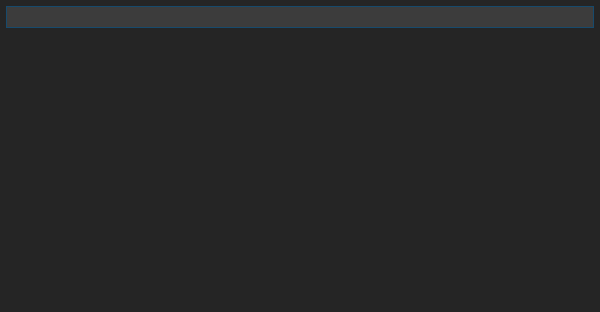
This is cmd.ui in Mistyazur/ExCapsLock as Qt 5 draws it before an edit. The edited form follows.
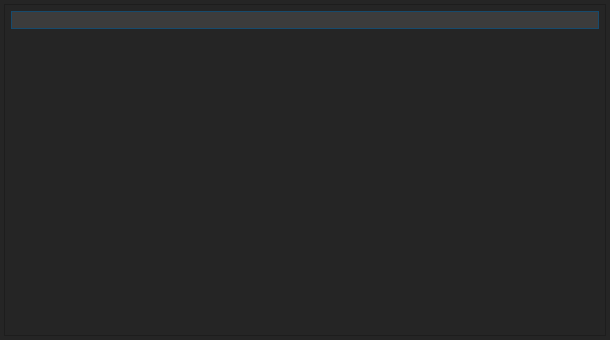
This is the edited form.

The edit to the form file:
```diff
--- a/cmd.ui
+++ b/cmd.ui
@@ -6,8 +6,8 @@
    <rect>
     <x>0</x>
     <y>0</y>
-    <width>600</width>
-    <height>312</height>
+    <width>610</width>
+    <height>340</height>
    </rect>
   </property>
   <property name="sizePolicy">
@@ -31,7 +31,8 @@
    <string>Cmd</string>
   </property>
   <property name="styleSheet">
-   <string notr="true">QWidget {
+   <string notr="true">
+QWidget {
 	background-color: #252525;
 }
 
@@ -44,16 +45,65 @@
 
 QListView {
 	color: #ababab;
-	 border: 0 transparent
+	border: 0 transparent;
+}
+
+QScrollBar:vertical {
+	background: transparent;
+	width: 10px;
+}
+
+QScrollBar::handle:vertical {
+    background: #464646;
+    min-height: 30px;
+}
+
+QScrollBar::add-line:vertical {
+    border: 0;
+    width: 0;
+    height: 0;
+	background: transparent;
+}
+
+QScrollBar::sub-line:vertical {
+    border: 0;
+    width: 0;
+    height: 0;
+	background: transparent;
+}
+
+QScrollBar::add-page:vertical, QScrollBar::sub-page:vertical {
+    background: none;
 }</string>
   </property>
+  <layout class="QHBoxLayout" name="horizontalLayout">
+   <property name="spacing">
+    <number>0</number>
+   </property>
+   <property name="leftMargin">
+    <number>4</number>
+   </property>
+   <property name="topMargin">
+    <number>4</number>
+   </property>
+   <property name="rightMargin">
+    <number>4</number>
+   </property>
+   <property name="bottomMargin">
+    <number>4</number>
+   </property>
+   <item>
+    <widget class="QFrame" name="frame">
+     <property name="frameShape">
+      <enum>QFrame::StyledPanel</enum>
+     </property>
+     <property name="frameShadow">
+      <enum>QFrame::Raised</enum>
+     </property>
   <layout class="QVBoxLayout" name="verticalLayout">
    <property name="spacing">
     <number>0</number>
    </property>
-   <property name="sizeConstraint">
-    <enum>QLayout::SetDefaultConstraint</enum>
-   </property>
    <property name="leftMargin">
     <number>0</number>
    </property>
@@ -99,7 +149,7 @@
      <property name="minimumSize">
       <size>
        <width>600</width>
-       <height>30</height>
+          <height>300</height>
       </size>
      </property>
      <property name="maximumSize">
@@ -117,6 +167,9 @@
      <property name="sizeAdjustPolicy">
       <enum>QAbstractScrollArea::AdjustIgnored</enum>
      </property>
+       </widget>
+      </item>
+     </layout>
     </widget>
    </item>
   </layout>
```
Lines whose indentation alone changed are shown as unchanged.
